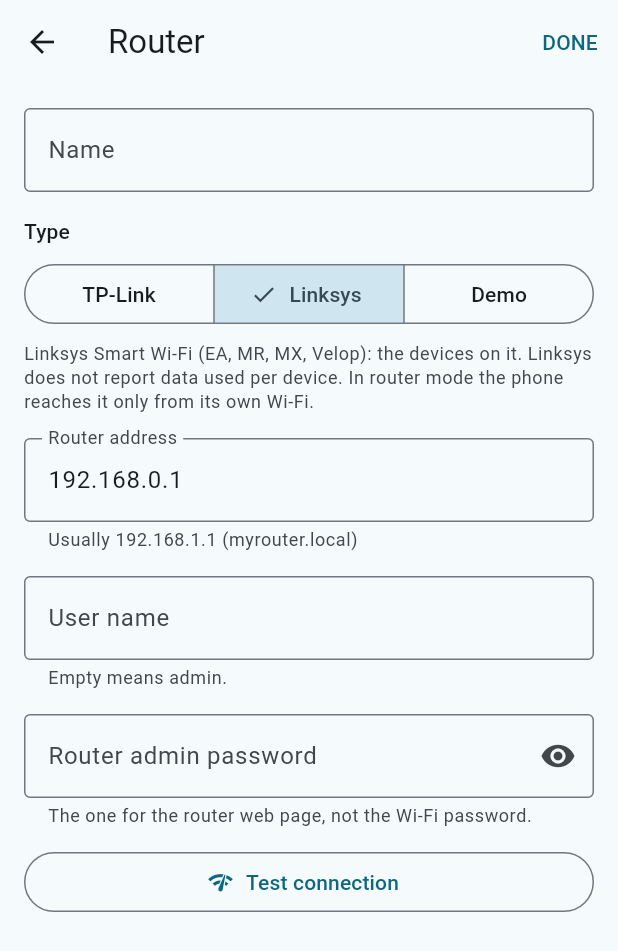
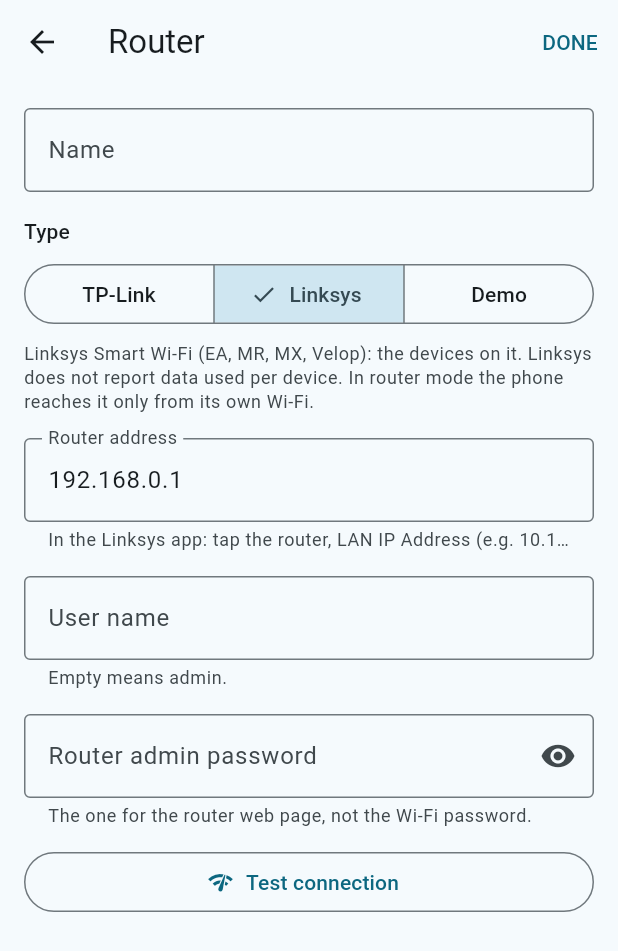
Before and after one commit to sahilnmmt/Sohail, a Flutter app: the RouterScreen screen opened directly with empty values, after a tap on "TP-Link", after a tap on "Linksys", on a phone screen of 412 x 824 dp. Shown: the top 951 px of the screen. Run offline on Flutter 3.47's test engine with Material 3 defaults, Android fonts, the phone set to English and light mode, and no system bars; our stand-ins replace permission_handler, shared_preferences; missing offline and left inert: cryptography, flutter_reactive_ble, mqtt_client; accounts and stored records are empty; network calls fail.

Commit message:
WiFi Watch: say where to find a Linksys's address
The MX5500 downstairs is at 10.18.1.1; 192.168.1.1 was another device
(the ISP's box), which answered HTTP 501. The address hint now points to
the LAN IP shown in the Linksys app, and a failed test says another
device may be at the address.

Co-Authored-By: Claude Opus 5.5 <noreply@anthropic.com>
Claude-Session: https://claude.ai/code/session_01MVd3eNbnYF2jYJhzWmEvrW

```diff
--- a/wifi_watch/lib/src/ui/connection_test_screen.dart
+++ b/wifi_watch/lib/src/ui/connection_test_screen.dart
@@ -71,7 +71,8 @@ class _ConnectionTestScreenState extends State<ConnectionTestScreen> {
     } catch (e) {
       _log('FAILED: $e');
       if (e is RouterException && !e.wrongPassword) {
-        _log('This Linksys has no Smart Wi-Fi (JNAP) interface. About its web page:');
+        _log('No Linksys Smart Wi-Fi (JNAP) interface at ${widget.host}: another device may be at this address. '
+            'Check the LAN IP Address in the Linksys app (tap the router). About the web page here:');
         await client.describeWebPage();
       }
       if (e is SocketException || e is TimeoutException) {
--- a/wifi_watch/lib/src/ui/router_screen.dart
+++ b/wifi_watch/lib/src/ui/router_screen.dart
@@ -142,7 +142,7 @@ class _RouterScreenState extends State<RouterScreen> {
               decoration: InputDecoration(
                 labelText: 'Router address',
                 helperText: _kind == RouterKind.linksys
-                    ? 'Usually 192.168.1.1 (myrouter.local)'
+                    ? 'In the Linksys app: tap the router, LAN IP Address (e.g. 10.18.1.1, 192.168.1.1)'
                     : 'Usually 192.168.0.1 or 192.168.1.1',
                 border: const OutlineInputBorder(),
               ),
```
Also changed, not shown: 1 other file.
